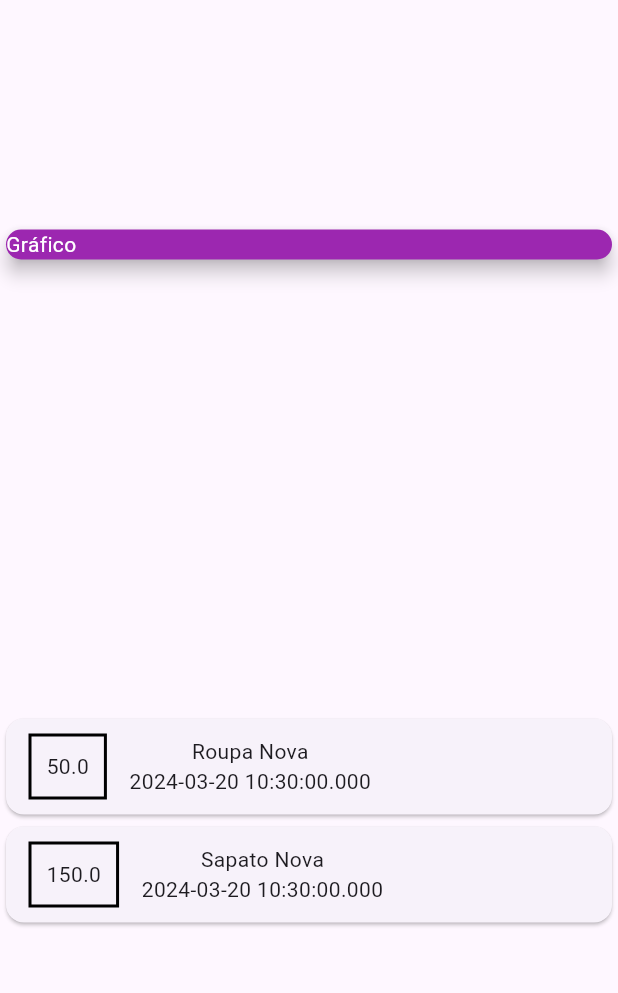
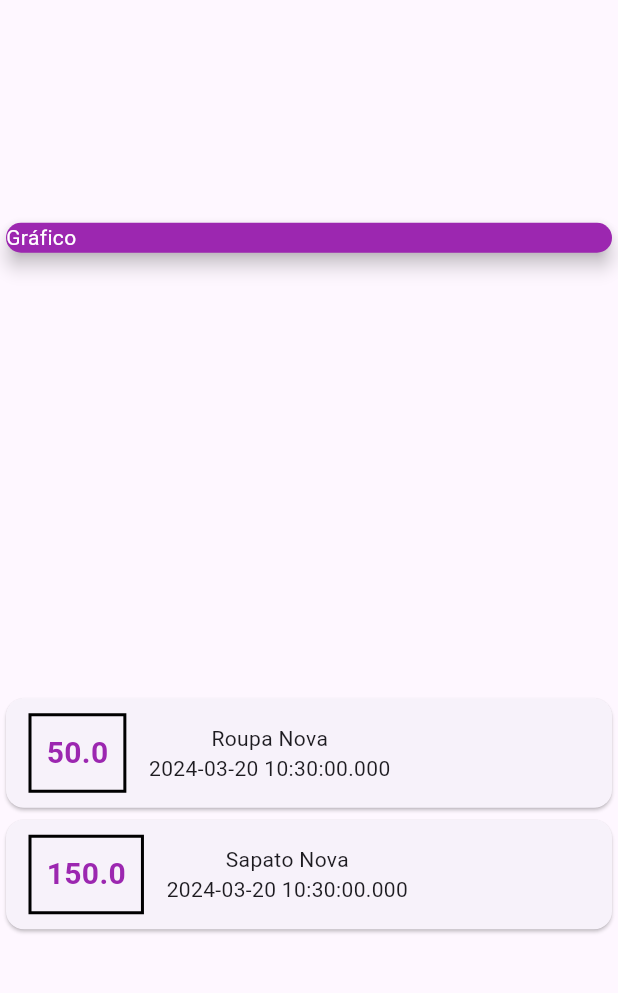
Before and after one commit to JarlissonTomaz/app-expenses, a Flutter app: the screen it shows after launch, on a phone screen of 412 x 824 dp, the part 84-1077 px from its top. Run offline on Flutter 3.47's test engine with Material 3 defaults, Android fonts, the phone set to English and light mode, and no system bars.

Commit message:
text styling

```diff
--- a/lib/main.dart
+++ b/lib/main.dart
@@ -75,6 +75,11 @@ class MyHomeApp extends StatelessWidget {
                     padding: const EdgeInsets.all(10),
                     child: Text(
                       tr.value.toString(),
+                      style: const TextStyle(
+                        color: Colors.purple,
+                        fontSize: 20,
+                        fontWeight: FontWeight.bold,
+                      ),
                     ),
                   ),
                   Column(
```
